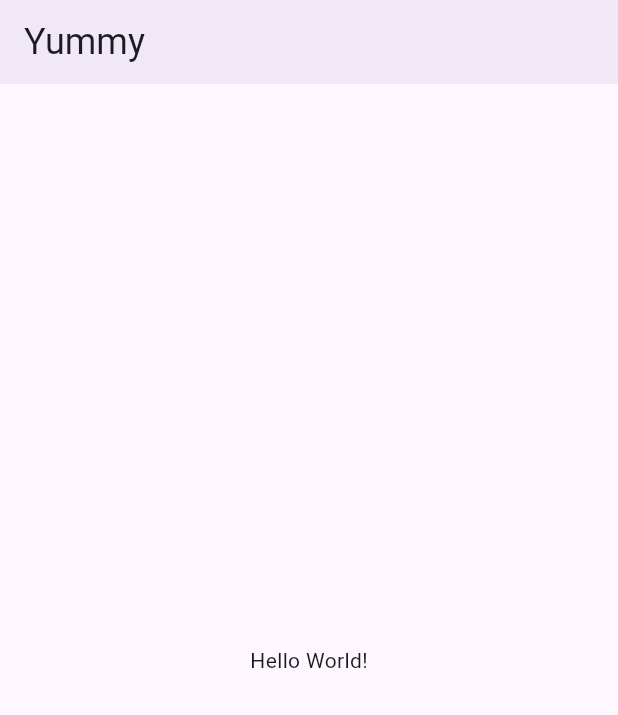
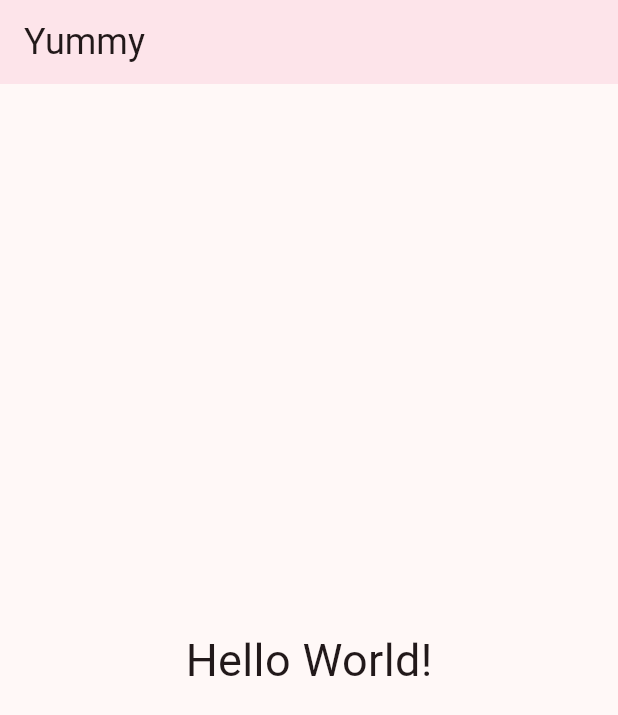
Before and after one commit to smnasimahmed/learn_flutter, a Flutter app: the screen it shows after launch, on a phone screen of 412 x 824 dp. Shown: the top 715 px of the screen. Run offline on Flutter 3.47's test engine with Material 3 defaults, Android fonts, the phone set to English and light mode, and no system bars.

```diff
--- a/lib/main.dart
+++ b/lib/main.dart
@@ -1,36 +1,53 @@
 import 'package:flutter/material.dart';
+import 'constants.dart';
 
 void main() {
-  runApp(const Yummy());
+  runApp(Yummy());
 }
 
 class Yummy extends StatelessWidget {
   // TODO: Setup default theme
   // 2
-  const Yummy({super.key});
+  Yummy({super.key});
   // TODO: Add changeTheme above here
 
   @override
   Widget build(BuildContext context) {
     const appTitle = 'Yummy';
     // TODO: Setup default theme
+    ThemeMode themeMode = ThemeMode.light; //Manual theme toggle
+    ColorSelection colourselected = ColorSelection.pink;
     // 3
     return MaterialApp(
       title: appTitle,
       debugShowCheckedModeBanner: false,
       // TODO: Add theme
+      themeMode: themeMode, //that uppoer themeMode variable
+      theme: ThemeData(
+          colorSchemeSeed: colourselected.color,
+          useMaterial3: true,
+          brightness: Brightness.light),
+      darkTheme: ThemeData(
+          colorSchemeSeed: colourselected.color,
+          useMaterial3: true,
+          brightness: Brightness.dark),
       // TODO: Replace Scaffold with Home widget
       // 4
       home: Scaffold(
         appBar: AppBar(
+          surfaceTintColor: colourselected.color,
+          // TODO: Add action buttons
           elevation: 4.0,
           title: const Text(
             appTitle,
             style: TextStyle(fontSize: 24.0),
           ),
         ),
-        body: Center(
-          child: Text('Hello World!'),
+        body: const Center(
+          child: Text(
+            'Hello World!',
+            style: TextStyle(fontSize: 30.0),
+          ),
         ),
       ),
     );
```
